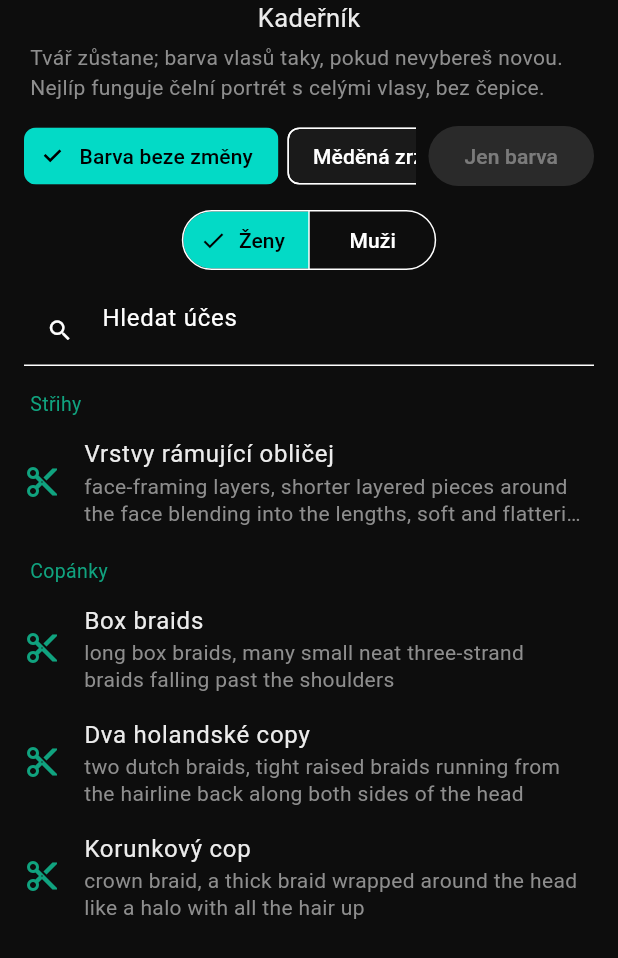
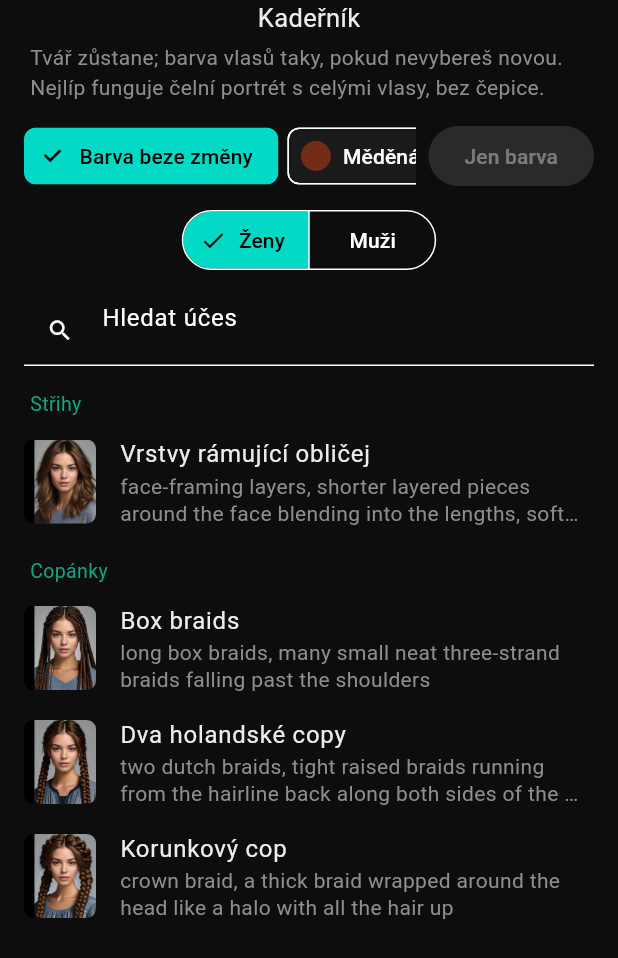
Before and after one commit to lioilsources/Ol1nLLM, a Flutter app: the HairSheet widget shown alone on an empty page, opened directly, on a phone screen of 412 x 824 dp. Shown: the top 958 px of the screen. Run offline on Flutter 3.47's test engine with Material 3 defaults, Android fonts, the phone set to English and light mode, and no system bars; our stand-ins replace flutter_markdown, flutter_riverpod, hive, hive_flutter, image_picker, share_plus and 1 more; missing offline and left inert: gal, model_viewer_plus; accounts and stored records are empty.

Commit message:
Release 1.21.0
Kadeřník: každý účes v seznamu má náhled — výstup benche pro ten účes na
téže syntetické tváři (assets/hair/<id>.jpg), takže se srovnávají jen vlasy;
chip barvy nese vzorek barvy, kterou bench na přijatých buňkách naměřil.
Obojí generuje MangaPrompts export_catalog.py --bench/--colours-bench spolu
s katalogem; test hlídá, že žádná položka není bez náhledu a žádný náhled
bez položky.

Co-Authored-By: Claude Fable 5.1 <noreply@anthropic.com>
Claude-Session: https://claude.ai/code/session_014cHLiUMvXNGv41pjhsNbdY

```diff
--- a/lib/models/hairstyle_catalog.dart
+++ b/lib/models/hairstyle_catalog.dart
@@ -75,40 +75,48 @@ const kHairColours = <HairColourPreset>[
     id: 'copper-red',
     label: 'Měděná zrzavá',
     phrase: 'vibrant copper red, natural redhead',
+    swatch: 0xFF742C16,
   ),
   HairColourPreset(
     id: 'fox-red',
     label: 'Liščí zrzavá',
     phrase: 'bright fox red, vivid orange ginger',
+    swatch: 0xFFB03919,
   ),
   HairColourPreset(
     id: 'auburn',
     label: 'Kaštanově zrzavá',
     phrase: 'deep auburn',
+    swatch: 0xFF56261A,
   ),
   HairColourPreset(
     id: 'burgundy',
     label: 'Vínová',
     phrase: 'burgundy wine red',
+    swatch: 0xFF421115,
   ),
   HairColourPreset(
     id: 'honey-balayage',
     label: 'Hnědá s medovým balayage',
     phrase: 'brown hair with soft honey blonde balayage highlights toward the ends',
+    swatch: 0xFF61442F,
   ),
   HairColourPreset(
     id: 'jet-black',
     label: 'Uhlově černá',
     phrase: 'glossy jet black',
+    swatch: 0xFF111112,
   ),
   HairColourPreset(
     id: 'blue-black',
     label: 'Modročerná',
     phrase: 'blue-black with a cool blue sheen',
+    swatch: 0xFF132441,
   ),
   HairColourPreset(
     id: 'pastel-pink',
     label: 'Pastelově růžová',
     phrase: 'pastel pink',
+    swatch: 0xFFCD7988,
   ),
 ];
--- a/lib/models/hairstyle_preset.dart
+++ b/lib/models/hairstyle_preset.dart
@@ -34,6 +34,11 @@ class HairstylePreset {
   /// English prompt fragment (name + look), shown as the subtitle.
   final String block;
   final HairShape shape;
+
+  /// Bundled preview: the bench's own output for this style on the group's
+  /// primary synthetic portrait (export_catalog.py --bench). Same face under
+  /// every style, so the sheet compares hair and nothing else.
+  String get preview => 'assets/hair/$id.jpg';
 }
 
 /// A hair colour (MangaPrompts `tgbot/haircolours.py`). The app writes its own
@@ -43,11 +48,16 @@ class HairColourPreset {
     required this.id,
     required this.label,
     required this.phrase,
+    this.swatch,
   });
 
   final String id;
   final String label;
   final String phrase;
+
+  /// ARGB of the colour the bench *measured* on the accepted cells — what the
+  /// model paints, not the target range. Null while unmeasured.
+  final int? swatch;
 }
 
 /// "Same haircut, new colour" (`haircolours.KEEP_CUT`).
--- a/lib/screens/hair_sheet.dart
+++ b/lib/screens/hair_sheet.dart
@@ -88,6 +88,11 @@ class _HairSheetState extends State<HairSheet> {
                               Padding(
                                 padding: const EdgeInsets.only(right: 6),
                                 child: ChoiceChip(
+                                  avatar: c?.swatch == null
+                                      ? null
+                                      : CircleAvatar(
+                                          backgroundColor: Color(c!.swatch!),
+                                        ),
                                   label: Text(c?.label ?? 'Barva beze změny'),
                                   selected: _colour == c?.id,
                                   onSelected: (_) =>
@@ -157,10 +162,7 @@ class _HairSheetState extends State<HairSheet> {
                       ),
                       for (final s in shown.where((s) => s.section == section))
                         ListTile(
-                          leading: const Icon(
-                            Icons.content_cut,
-                            color: AppTheme.accent,
-                          ),
+                          leading: _Preview(style: s),
                           title: Text(
                             s.label,
                             style: const TextStyle(color: AppTheme.textPrimary),
@@ -189,3 +191,29 @@ class _HairSheetState extends State<HairSheet> {
     );
   }
 }
+
+/// The bench's own output for the style, on the same synthetic face for every
+/// style — the sheet compares hair, nothing else. The scissors stay as the
+/// fallback for a catalog entry whose picture was not exported.
+class _Preview extends StatelessWidget {
+  const _Preview({required this.style});
+
+  final HairstylePreset style;
+
+  @override
+  Widget build(BuildContext context) => ClipRRect(
+    borderRadius: BorderRadius.circular(6),
+    child: SizedBox(
+      width: 48,
+      height: 60,
+      child: Image.asset(
+        style.preview,
+        fit: BoxFit.cover,
+        errorBuilder: (_, _, _) => const ColoredBox(
+          color: AppTheme.surfaceAlt,
+          child: Icon(Icons.content_cut, color: AppTheme.accent),
+        ),
+      ),
+    ),
+  );
+}
--- a/pubspec.yaml
+++ b/pubspec.yaml
@@ -16,7 +16,7 @@ publish_to: 'none' # Remove this line if you wish to publish to pub.dev
 # https://developer.apple.com/library/archive/documentation/General/Reference/InfoPlistKeyReference/Articles/CoreFoundationKeys.html
 # In Windows, build-name is used as the major, minor, and patch parts
 # of the product and file versions while build-number is used as the build suffix.
-version: 1.20.0
+version: 1.21.0
 
 environment:
   sdk: ^3.11.4
@@ -87,6 +87,7 @@ flutter:
     - assets/personas/
     - assets/comfyui/
     - assets/poses/
+    - assets/hair/
 
   # To add assets to your application, add an assets section, like this:
   # assets:
```
Also changed, not shown: assets/hair/box-braids.jpg (added), assets/hair/crown-braid.jpg (added), assets/hair/dutch-braids.jpg (added), assets/hair/face-framing.jpg (added), assets/hair/m-cornrows.jpg (added), assets/hair/m-man-bun.jpg (added), assets/hair/m-spiky.jpg (added), 2 other files.
